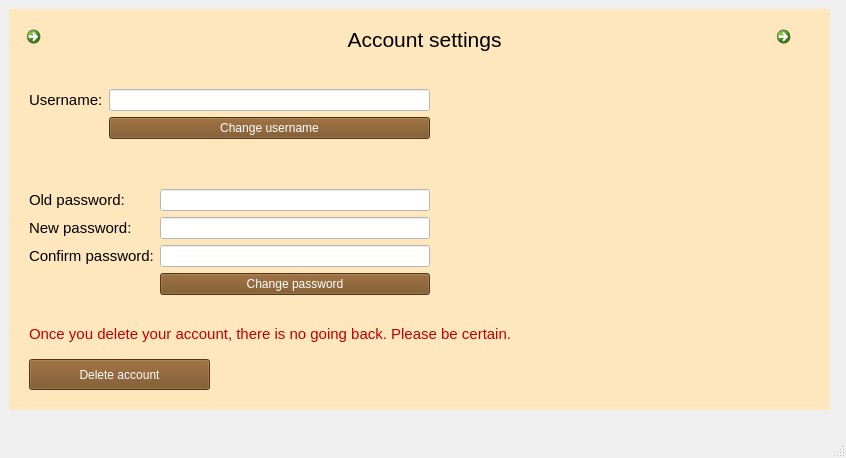
This is client/src/mainwindow.ui in Dargoswwwe/smc-library as Qt 5 draws it before an edit. The edited form follows.
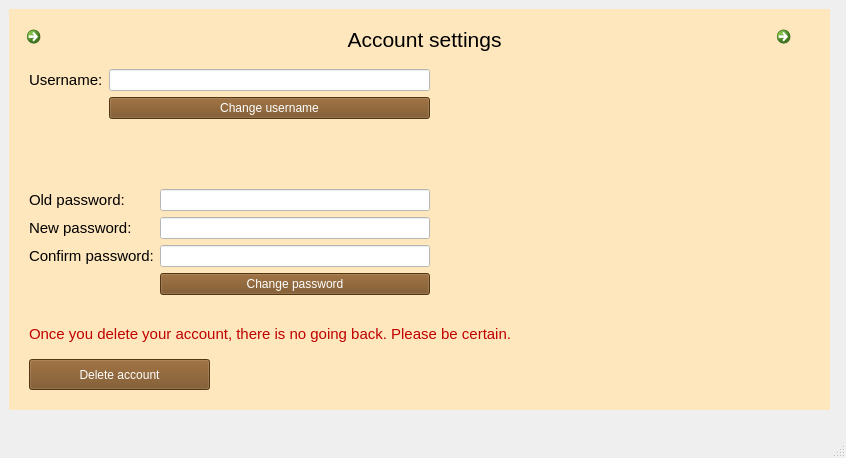
This is the edited form. The open tabs and pages were chosen to show the change. Icons and pictures are not drawn.

Diff of the .ui file:
```diff
--- a/client/src/mainwindow.ui
+++ b/client/src/mainwindow.ui
@@ -469,7 +469,7 @@
          <property name="geometry">
           <rect>
            <x>20</x>
-           <y>80</y>
+           <y>60</y>
            <width>401</width>
            <height>95</height>
           </rect>
```
Left out of the diff: 13 changed lines with no effect on the pictures.
